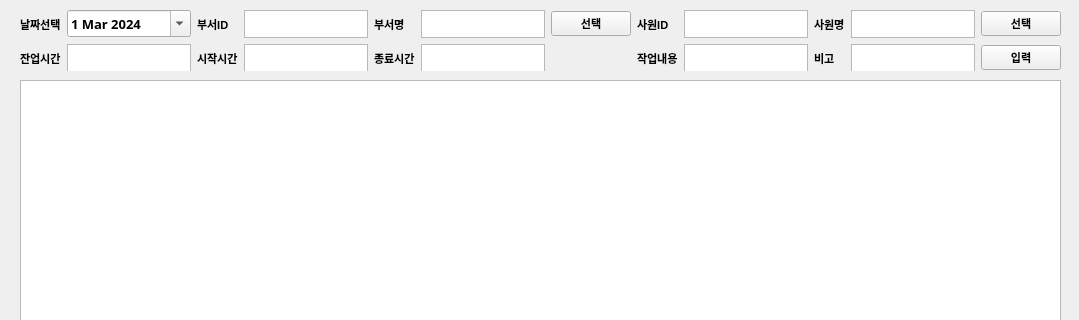
Qt form overtime_v1.1/ui/emp_overtime_input.ui (RaineyLee/overtime) before a commit; both pictures show x 0 to 1079 and y 0 to 320 of the 1079 by 823 pixel window.
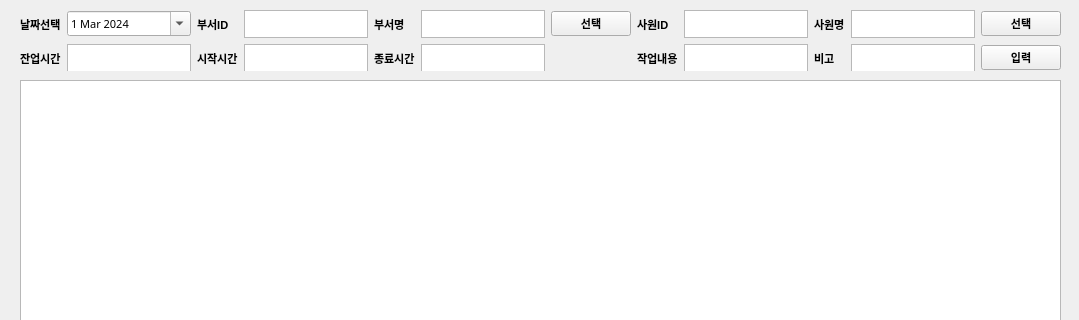
The same form after that commit.

Patch:
```diff
--- a/overtime_v1.1/ui/emp_overtime_input.ui
+++ b/overtime_v1.1/ui/emp_overtime_input.ui
@@ -129,14 +129,17 @@
     </rect>
    </property>
    <layout class="QGridLayout" name="gridLayout">
+    <property name="sizeConstraint">
+     <enum>QLayout::SetDefaultConstraint</enum>
+    </property>
     <item row="0" column="1">
      <widget class="QDateEdit" name="date">
       <property name="font">
        <font>
         <family>맑은 고딕</family>
-        <pointsize>10</pointsize>
-        <weight>75</weight>
-        <bold>true</bold>
+        <pointsize>8</pointsize>
+        <weight>50</weight>
+        <bold>false</bold>
        </font>
       </property>
       <property name="dateTime">
```
Left out of the diff: 40 changed lines with no effect on the pictures.
